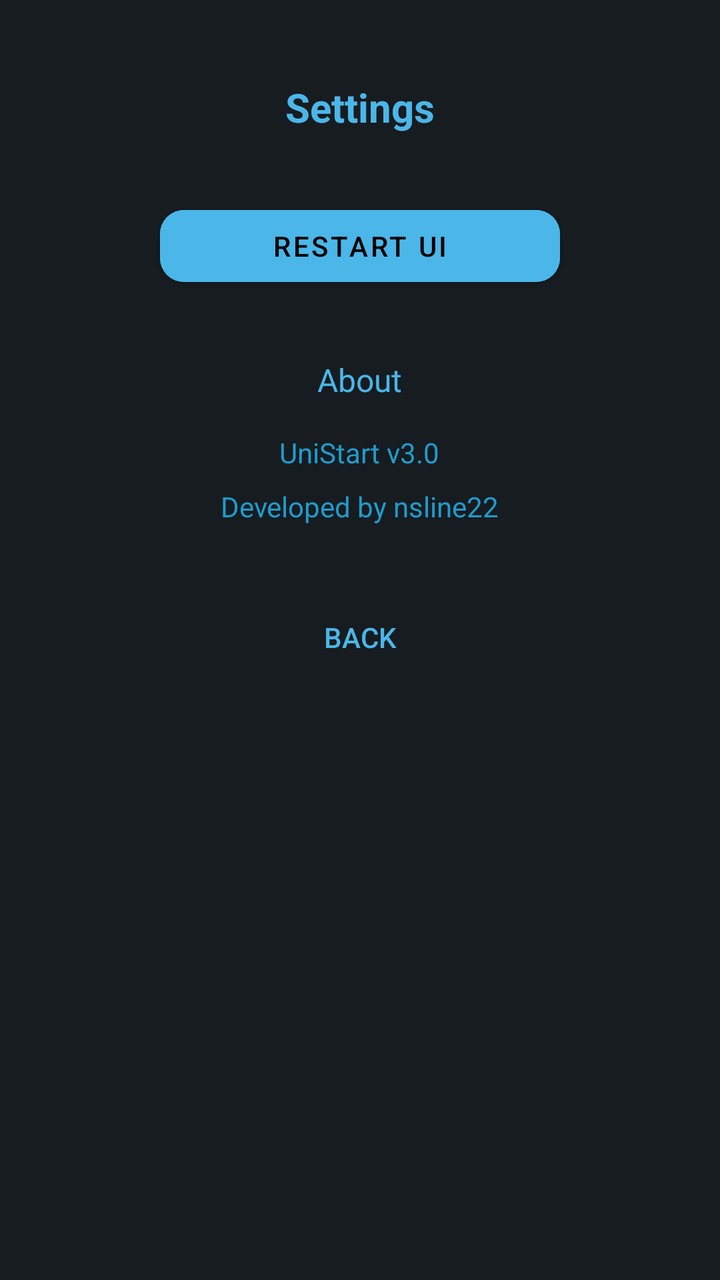
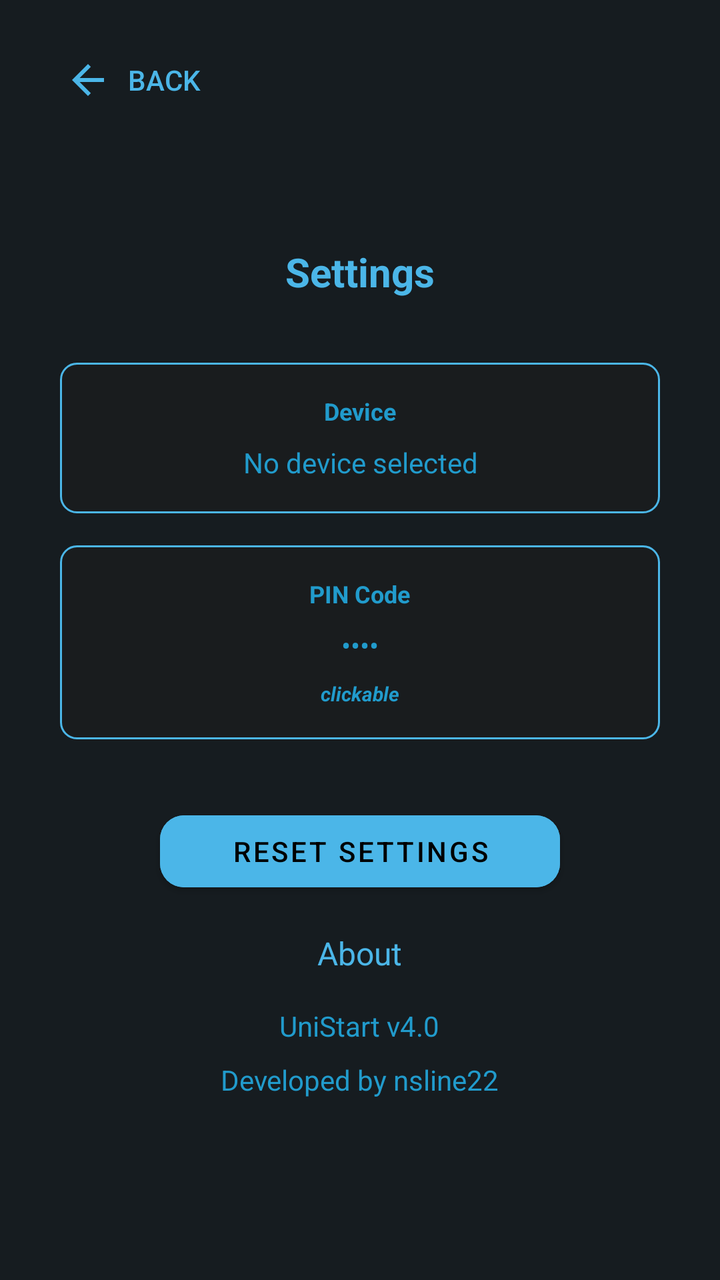

Compare the two renders of this Android layout. The source of the first and the diff that turns it into the second are given below.
<!-- AndroidManifest.xml: activity theme Theme.Nsline22 -->
<!-- res/layout/activity_settings.xml -->
<?xml version="1.0" encoding="utf-8"?>
<ScrollView xmlns:android="http://schemas.android.com/apk/res/android"
    xmlns:app="http://schemas.android.com/apk/res-auto"
    android:layout_width="match_parent"
    android:layout_height="match_parent"
    android:background="@color/background_dark"
    android:padding="16dp">

    <LinearLayout
        android:layout_width="match_parent"
        android:layout_height="wrap_content"
        android:orientation="vertical"
        android:gravity="center_horizontal">

        <TextView
            android:layout_width="wrap_content"
            android:layout_height="wrap_content"
            android:text="Settings"
            android:textColor="?attr/colorPrimary"
            android:textSize="20sp"
            android:textStyle="bold"
            android:layout_marginTop="24dp"
            android:layout_marginBottom="32dp" />

        <Button
            android:id="@+id/resetAppButton"
            android:layout_width="200dp"
            android:layout_height="wrap_content"
            android:text="Restart UI"
            android:textColor="@color/black"
            android:backgroundTint="?attr/colorPrimary"
            android:layout_marginBottom="32dp"
            app:cornerRadius="12dp" />

        <TextView
            android:layout_width="wrap_content"
            android:layout_height="wrap_content"
            android:text="About"
            android:textColor="?attr/colorPrimary"
            android:textSize="16sp"
            android:layout_marginBottom="16dp" />

        <TextView
            android:layout_width="wrap_content"
            android:layout_height="wrap_content"
            android:text="UniStart v3.0"
            android:textColor="@color/material_dynamic_primary60"
            android:layout_marginBottom="8dp" />

        <TextView
            android:layout_width="wrap_content"
            android:layout_height="wrap_content"
            android:text="Developed by nsline22"
            android:textColor="@color/material_dynamic_primary60"
            android:layout_marginBottom="32dp" />

        <Button
            android:id="@+id/aboutBackButton"
            android:layout_width="wrap_content"
            android:layout_height="wrap_content"
            android:text="Back"
            android:textColor="?attr/colorPrimary"
            style="@style/Widget.AppCompat.Button.Borderless" />
    </LinearLayout>
</ScrollView>
<!-- resources referenced by this layout -->
<resources>
  <color name="background_dark">@color/material_dynamic_neutral_variant10</color>
  <color name="black">#FF000000</color>
  <style name="Theme.Nsline22" parent="Theme.MaterialComponents.DayNight.NoActionBar">
          <item name="android:windowBackground">@color/material_dynamic_neutral_variant10</item>
          <item name="colorPrimary">@color/material_dynamic_primary70</item>
          <item name="editTextStyle">@style/EditTextStyle</item>
          <item name="android:statusBarColor">@color/material_dynamic_neutral_variant10</item>
          <item name="android:navigationBarColor">@color/material_dynamic_neutral_variant10</item>
      </style>
  <style name="EditTextStyle" parent="Widget.MaterialComponents.TextInputLayout.OutlinedBox">
          <item name="boxStrokeColor">@color/material_dynamic_primary70</item>
          <item name="android:textColorHint">@color/material_dynamic_primary70</item>
          <item name="android:textColor">@color/white</item>
          <item name="android:paddingStart">12dp</item>
          <item name="android:paddingEnd">12dp</item>
          <item name="android:paddingTop">8dp</item>
          <item name="android:paddingBottom">8dp</item>
      </style>
  <color name="white">#FFFFFFFF</color>
</resources>

<!-- the commit's change to res/layout/activity_settings.xml (unified diff, before → after) -->
@@ -4,62 +4,159 @@
     android:layout_width="match_parent"
     android:layout_height="match_parent"
     android:background="@color/background_dark"
-    android:padding="16dp">
+    android:padding="16dp"
+    android:fillViewport="true">
 
     <LinearLayout
         android:layout_width="match_parent"
         android:layout_height="wrap_content"
-        android:orientation="vertical"
-        android:gravity="center_horizontal">
+        android:orientation="vertical">
 
-        <TextView
-            android:layout_width="wrap_content"
+        
+        <LinearLayout
+            android:layout_width="match_parent"
             android:layout_height="wrap_content"
-            android:text="Settings"
-            android:textColor="?attr/colorPrimary"
-            android:textSize="20sp"
-            android:textStyle="bold"
-            android:layout_marginTop="24dp"
-            android:layout_marginBottom="32dp" />
+            android:orientation="horizontal"
+            android:layout_marginBottom="16dp">
 
-        <Button
-            android:id="@+id/resetAppButton"
-            android:layout_width="200dp"
-            android:layout_height="wrap_content"
-            android:text="Restart UI"
-            android:textColor="@color/black"
-            android:backgroundTint="?attr/colorPrimary"
-            android:layout_marginBottom="32dp"
-            app:cornerRadius="12dp" />
+            <Button
+                android:id="@+id/aboutBackButton"
+                android:layout_width="wrap_content"
+                android:layout_height="wrap_content"
+                android:text="Back"
+                android:drawableLeft="@drawable/ic_arrow_backward"
+                android:textColor="?attr/colorPrimary"
+                style="@style/Widget.AppCompat.Button.Borderless" />
 
-        <TextView
-            android:layout_width="wrap_content"
-            android:layout_height="wrap_content"
-            android:text="About"
-            android:textColor="?attr/colorPrimary"
-            android:textSize="16sp"
-            android:layout_marginBottom="16dp" />
+        </LinearLayout>
 
-        <TextView
-            android:layout_width="wrap_content"
-            android:layout_height="wrap_content"
-            android:text="UniStart v3.0"
-            android:textColor="@color/material_dynamic_primary60"
-            android:layout_marginBottom="8dp" />
+        
+        <LinearLayout
+            android:layout_width="match_parent"
+            android:layout_height="0dp"
+            android:layout_weight="1"
+            android:orientation="vertical"
+            android:gravity="center"
+            android:layout_gravity="center">
 
-        <TextView
-            android:layout_width="wrap_content"
-            android:layout_height="wrap_content"
-            android:text="Developed by nsline22"
-            android:textColor="@color/material_dynamic_primary60"
-            android:layout_marginBottom="32dp" />
+            <TextView
+                android:layout_width="wrap_content"
+                android:layout_height="wrap_content"
+                android:text="Settings"
+                android:textColor="?attr/colorPrimary"
+                android:textSize="20sp"
+                android:textStyle="bold"
+                android:layout_marginBottom="32dp" />
 
-        <Button
-            android:id="@+id/aboutBackButton"
-            android:layout_width="wrap_content"
-            android:layout_height="wrap_content"
-            android:text="Back"
-            android:textColor="?attr/colorPrimary"
-            style="@style/Widget.AppCompat.Button.Borderless" />
+            
+            <LinearLayout
+                android:id="@+id/deviceInfoContainer"
+                android:layout_width="300dp"
+                android:layout_height="wrap_content"
+                android:orientation="vertical"
+                android:background="@drawable/output_background"
+                android:padding="16dp"
+                android:layout_marginBottom="16dp"
+                android:gravity="center"
+                android:clickable="true"
+                android:focusable="true"
+                android:foreground="?attr/selectableItemBackground">
+
+                <TextView
+                    android:layout_width="wrap_content"
+                    android:layout_height="wrap_content"
+                    android:text="Device"
+                    android:textColor="@color/material_dynamic_primary60"
+                    android:textSize="12sp"
+                    android:textStyle="bold"
+                    android:layout_marginBottom="8dp" />
+
+                <TextView
+                    android:id="@+id/deviceInfoText"
+                    android:layout_width="wrap_content"
+                    android:layout_height="wrap_content"
+                    android:text="No device selected"
+                    android:textColor="@color/material_dynamic_primary60"
+                    android:textSize="14sp"
+                    android:gravity="center" />
+
+            </LinearLayout>
+
+            
+            <LinearLayout
+                android:id="@+id/pinInfoContainer"
+                android:layout_width="300dp"
+                android:layout_height="wrap_content"
+                android:orientation="vertical"
+                android:background="@drawable/output_background"
+                android:padding="16dp"
+                android:layout_marginBottom="32dp"
+                android:gravity="center"
+                android:clickable="true"
+                android:focusable="true"
+                android:foreground="?attr/selectableItemBackground">
+
+                <TextView
+                    android:layout_width="wrap_content"
+                    android:layout_height="wrap_content"
+                    android:text="PIN Code"
+                    android:textColor="@color/material_dynamic_primary60"
+                    android:textSize="12sp"
+                    android:textStyle="bold"
+                    android:layout_marginBottom="8dp" />
+
+                <TextView
+                    android:id="@+id/pinInfoText"
+                    android:layout_width="wrap_content"
+                    android:layout_height="wrap_content"
+                    android:text="••••"
+                    android:textColor="@color/material_dynamic_primary60"
+                    android:textSize="14sp" />
+
+                <TextView
+                    android:layout_width="wrap_content"
+                    android:layout_height="wrap_content"
+                    android:text="clickable"
+                    android:textColor="@color/material_dynamic_primary60"
+                    android:textSize="10sp"
+                    android:textStyle="bold|italic"
+                    android:layout_marginTop="8dp" />
+
+            </LinearLayout>
+
+            
+            <Button
+                android:id="@+id/factoryResetButton"
+                android:layout_width="200dp"
+                android:layout_height="wrap_content"
+                android:text="Reset settings"
+                android:textColor="@color/black"
+                android:backgroundTint="?attr/colorPrimary"
+                android:layout_marginBottom="16dp"
+                app:cornerRadius="12dp" />
+
+            <TextView
+                android:layout_width="wrap_content"
+                android:layout_height="wrap_content"
+                android:text="About"
+                android:textColor="?attr/colorPrimary"
+                android:textSize="16sp"
+                android:layout_marginBottom="16dp" />
+
+            <TextView
+                android:layout_width="wrap_content"
+                android:layout_height="wrap_content"
+                android:text="UniStart v4.0"
+                android:textColor="@color/material_dynamic_primary60"
+                android:layout_marginBottom="8dp" />
+
+            <TextView
+                android:layout_width="wrap_content"
+                android:layout_height="wrap_content"
+                android:text="Developed by nsline22"
+                android:textColor="@color/material_dynamic_primary60"
+                android:layout_marginBottom="32dp" />
+
+        </LinearLayout>
     </LinearLayout>
 </ScrollView>
<!-- resource entries referenced after the edit -->
@@ -2,6 +2,23 @@
 <resources>
   <color name="background_dark">@color/material_dynamic_neutral_variant10</color>
   <color name="black">#FF000000</color>
+  <!-- drawable ic_arrow_backward (drawable) -->
+  <vector xmlns:android="http://schemas.android.com/apk/res/android"
+      android:width="24dp"
+      android:height="24dp"
+      android:viewportWidth="24"
+      android:viewportHeight="24"
+      android:tint="?attr/colorPrimary">
+      <path
+          android:fillColor="@android:color/white"
+          android:pathData="M12,20l1.41,-1.41L7.83,13H20v-2H7.83l5.58,-5.59L12,4l-8,8z"/>
+  </vector>
+  <!-- drawable output_background (drawable) -->
+  <shape xmlns:android="http://schemas.android.com/apk/res/android">
+      <solid android:color="@color/material_dynamic_neutral10" />
+      <stroke android:width="1dp" android:color="?attr/colorPrimary" />
+      <corners android:radius="8dp" />
+  </shape>
   <style name="Theme.Nsline22" parent="Theme.MaterialComponents.DayNight.NoActionBar">
           <item name="android:windowBackground">@color/material_dynamic_neutral_variant10</item>
           <item name="colorPrimary">@color/material_dynamic_primary70</item>
